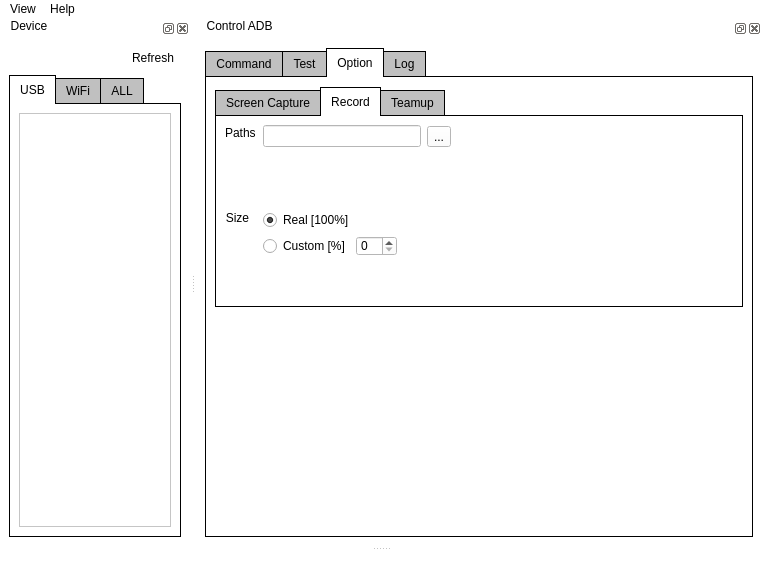
Old version of the form ui/NewUI_working2.ui in the repository jeongjeongguk/ADB_pyQT5.
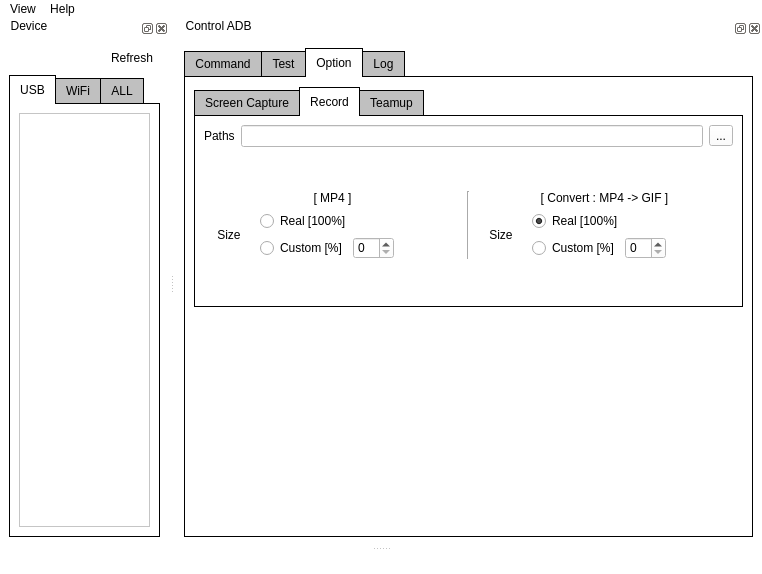
New version of the form. The open tabs and pages were chosen to show the change. Icons and pictures are not drawn.

What changed in the file:
```diff
--- a/ui/NewUI_working2.ui
+++ b/ui/NewUI_working2.ui
@@ -283,7 +283,7 @@
   <widget class="QDockWidget" name="control">
    <property name="minimumSize">
     <size>
-     <width>566</width>
+     <width>587</width>
      <height>513</height>
     </size>
    </property>
@@ -1318,15 +1318,19 @@
             <attribute name="title">
              <string>Record</string>
             </attribute>
-            <widget class="QWidget" name="layoutWidget">
-             <property name="geometry">
-              <rect>
-               <x>47</x>
-               <y>9</y>
-               <width>188</width>
-               <height>23</height>
-              </rect>
-             </property>
+            <layout class="QHBoxLayout" name="horizontalLayout_34">
+             <item>
+              <layout class="QVBoxLayout" name="verticalLayout_20">
+               <item>
+                <layout class="QHBoxLayout" name="horizontalLayout_18">
+                 <item>
+                  <widget class="QLabel" name="label_6">
+                   <property name="text">
+                    <string>Paths</string>
+                   </property>
+                  </widget>
+                 </item>
+                 <item>
              <layout class="QHBoxLayout" name="horizontalLayout_16">
               <item>
                <widget class="QLineEdit" name="lineEdit_2"/>
@@ -1339,15 +1343,45 @@
                </widget>
               </item>
              </layout>
-            </widget>
+                 </item>
+                </layout>
+               </item>
+               <item>
+                <spacer name="verticalSpacer_4">
+                 <property name="orientation">
+                  <enum>Qt::Vertical</enum>
+                 </property>
+                 <property name="sizeHint" stdset="0">
+                  <size>
+                   <width>519</width>
+                   <height>31</height>
+                  </size>
+                 </property>
+                </spacer>
+               </item>
+               <item>
+                <layout class="QHBoxLayout" name="horizontalLayout_22">
+                 <item>
+                  <layout class="QVBoxLayout" name="verticalLayout_15">
+                   <item>
+                    <widget class="QLabel" name="label_7">
+                     <property name="text">
+                      <string>[ MP4 ]</string>
+                     </property>
+                     <property name="alignment">
+                      <set>Qt::AlignCenter</set>
+                     </property>
+                    </widget>
+                   </item>
+                   <item>
+                    <layout class="QHBoxLayout" name="horizontalLayout_19">
+                     <item>
             <widget class="QLabel" name="label_5">
-             <property name="geometry">
-              <rect>
-               <x>9</x>
-               <y>94</y>
-               <width>25</width>
-               <height>16</height>
-              </rect>
+                       <property name="minimumSize">
+                        <size>
+                         <width>50</width>
+                         <height>0</height>
+                        </size>
              </property>
              <property name="text">
               <string>Size</string>
@@ -1356,28 +1390,8 @@
               <set>Qt::AlignCenter</set>
              </property>
             </widget>
-            <widget class="QLabel" name="label_6">
-             <property name="geometry">
-              <rect>
-               <x>9</x>
-               <y>9</y>
-               <width>32</width>
-               <height>16</height>
-              </rect>
-             </property>
-             <property name="text">
-              <string>Paths</string>
-             </property>
-            </widget>
-            <widget class="QWidget" name="layoutWidget_2">
-             <property name="geometry">
-              <rect>
-               <x>47</x>
-               <y>94</y>
-               <width>185</width>
-               <height>46</height>
-              </rect>
-             </property>
+                     </item>
+                     <item>
              <layout class="QVBoxLayout" name="verticalLayout_13">
               <item>
                <widget class="QRadioButton" name="radioButton_3">
@@ -1423,12 +1437,307 @@
                </layout>
               </item>
              </layout>
-            </widget>
+                     </item>
+                    </layout>
+                   </item>
+                  </layout>
+                 </item>
+                 <item>
+                  <widget class="Line" name="line_6">
+                   <property name="orientation">
+                    <enum>Qt::Vertical</enum>
+                   </property>
+                  </widget>
+                 </item>
+                 <item>
+                  <layout class="QVBoxLayout" name="verticalLayout_16">
+                   <item>
+                    <widget class="QLabel" name="label_9">
+                     <property name="text">
+                      <string>[ Convert : MP4 -&gt; GIF ]</string>
+                     </property>
+                     <property name="alignment">
+                      <set>Qt::AlignCenter</set>
+                     </property>
+                    </widget>
+                   </item>
+                   <item>
+                    <layout class="QHBoxLayout" name="horizontalLayout_20">
+                     <item>
+                      <widget class="QLabel" name="label_8">
+                       <property name="minimumSize">
+                        <size>
+                         <width>50</width>
+                         <height>0</height>
+                        </size>
+                       </property>
+                       <property name="text">
+                        <string>Size</string>
+                       </property>
+                       <property name="alignment">
+                        <set>Qt::AlignCenter</set>
+                       </property>
+                      </widget>
+                     </item>
+                     <item>
+                      <layout class="QVBoxLayout" name="verticalLayout_14">
+                       <item>
+                        <widget class="QRadioButton" name="radioButton_5">
+                         <property name="text">
+                          <string>Real [100%]</string>
+                         </property>
+                         <property name="checked">
+                          <bool>true</bool>
+                         </property>
+                         <property name="autoExclusive">
+                          <bool>true</bool>
+                         </property>
+                        </widget>
+                       </item>
+                       <item>
+                        <layout class="QHBoxLayout" name="horizontalLayout_21">
+                         <item>
+                          <widget class="QRadioButton" name="radioButton_6">
+                           <property name="text">
+                            <string>Custom [%]</string>
+                           </property>
+                           <property name="autoExclusive">
+                            <bool>true</bool>
+                           </property>
+                          </widget>
+                         </item>
+                         <item>
+                          <widget class="QSpinBox" name="spinBox_3"/>
+                         </item>
+                         <item>
+                          <spacer name="horizontalSpacer_4">
+                           <property name="orientation">
+                            <enum>Qt::Horizontal</enum>
+                           </property>
+                           <property name="sizeHint" stdset="0">
+                            <size>
+                             <width>40</width>
+                             <height>20</height>
+                            </size>
+                           </property>
+                          </spacer>
+                         </item>
+                        </layout>
+                       </item>
+                      </layout>
+                     </item>
+                    </layout>
+                   </item>
+                  </layout>
+                 </item>
+                </layout>
+               </item>
+               <item>
+                <spacer name="verticalSpacer_3">
+                 <property name="orientation">
+                  <enum>Qt::Vertical</enum>
+                 </property>
+                 <property name="sizeHint" stdset="0">
+                  <size>
+                   <width>519</width>
+                   <height>31</height>
+                  </size>
+                 </property>
+                </spacer>
+               </item>
+              </layout>
+             </item>
+            </layout>
            </widget>
            <widget class="QWidget" name="tab_3">
             <attribute name="title">
              <string>Teamup</string>
             </attribute>
+            <widget class="QWidget" name="layoutWidget_7">
+             <property name="geometry">
+              <rect>
+               <x>20</x>
+               <y>90</y>
+               <width>210</width>
+               <height>60</height>
+              </rect>
+             </property>
+             <layout class="QHBoxLayout" name="horizontalLayout_29">
+              <item>
+               <widget class="QPushButton" name="pushButton_2">
+                <property name="text">
+                 <string>Confirm</string>
+                </property>
+                <property name="icon">
+                 <iconset resource="teamup.qrc">
+                  <normaloff>:/icon/icons/if_Rounded-06_2024632.ico</normaloff>:/icon/icons/if_Rounded-06_2024632.ico</iconset>
+                </property>
+                <property name="iconSize">
+                 <size>
+                  <width>50</width>
+                  <height>50</height>
+                 </size>
+                </property>
+                <property name="flat">
+                 <bool>true</bool>
+                </property>
+               </widget>
+              </item>
+              <item>
+               <widget class="QPushButton" name="pushButton_3">
+                <property name="text">
+                 <string/>
+                </property>
+                <property name="icon">
+                 <iconset resource="teamup.qrc">
+                  <normaloff>:/icon/icons/Option.png</normaloff>:/icon/icons/Option.png</iconset>
+                </property>
+                <property name="iconSize">
+                 <size>
+                  <width>50</width>
+                  <height>50</height>
+                 </size>
+                </property>
+                <property name="flat">
+                 <bool>true</bool>
+                </property>
+               </widget>
+              </item>
+             </layout>
+            </widget>
+            <widget class="QWidget" name="layoutWidget">
+             <property name="geometry">
+              <rect>
+               <x>20</x>
+               <y>10</y>
+               <width>307</width>
+               <height>57</height>
+              </rect>
+             </property>
+             <layout class="QVBoxLayout" name="verticalLayout_18">
+              <item>
+               <layout class="QHBoxLayout" name="horizontalLayout_25">
+                <item>
+                 <layout class="QHBoxLayout" name="horizontalLayout_26">
+                  <item>
+                   <widget class="QLabel" name="label_11">
+                    <property name="maximumSize">
+                     <size>
+                      <width>18</width>
+                      <height>16777215</height>
+                     </size>
+                    </property>
+                    <property name="text">
+                     <string>ID  </string>
+                    </property>
+                   </widget>
+                  </item>
+                  <item>
+                   <widget class="QComboBox" name="comboBox_inputID">
+                    <property name="minimumSize">
+                     <size>
+                      <width>150</width>
+                      <height>20</height>
+                     </size>
+                    </property>
+                    <property name="editable">
+                     <bool>true</bool>
+                    </property>
+                    <property name="insertPolicy">
+                     <enum>QComboBox::InsertAfterCurrent</enum>
+                    </property>
+                   </widget>
+                  </item>
+                 </layout>
+                </item>
+                <item>
+                 <widget class="QRadioButton" name="radioButton_real">
+                  <property name="text">
+                   <string>R</string>
+                  </property>
+                 </widget>
+                </item>
+                <item>
+                 <widget class="QRadioButton" name="radioButton_test">
+                  <property name="text">
+                   <string>T</string>
+                  </property>
+                  <property name="checked">
+                   <bool>true</bool>
+                  </property>
+                 </widget>
+                </item>
+                <item>
+                 <spacer name="horizontalSpacer_5">
+                  <property name="orientation">
+                   <enum>Qt::Horizontal</enum>
+                  </property>
+                  <property name="sizeHint" stdset="0">
+                   <size>
+                    <width>40</width>
+                    <height>20</height>
+                   </size>
+                  </property>
+                 </spacer>
+                </item>
+               </layout>
+              </item>
+              <item>
+               <layout class="QHBoxLayout" name="horizontalLayout_27">
+                <item>
+                 <layout class="QHBoxLayout" name="horizontalLayout_28">
+                  <item>
+                   <widget class="QLabel" name="label_12">
+                    <property name="text">
+                     <string>PW</string>
+                    </property>
+                   </widget>
+                  </item>
+                  <item>
+                   <widget class="QLineEdit" name="lineEdit_inputPW">
+                    <property name="sizePolicy">
+                     <sizepolicy hsizetype="Preferred" vsizetype="Fixed">
+                      <horstretch>0</horstretch>
+                      <verstretch>0</verstretch>
+                     </sizepolicy>
+                    </property>
+                    <property name="minimumSize">
+                     <size>
+                      <width>150</width>
+                      <height>20</height>
+                     </size>
+                    </property>
+                    <property name="echoMode">
+                     <enum>QLineEdit::Password</enum>
+                    </property>
+                   </widget>
+                  </item>
+                 </layout>
+                </item>
+                <item>
+                 <widget class="QPushButton" name="pushButton_login">
+                  <property name="text">
+                   <string>로그인</string>
+                  </property>
+                 </widget>
+                </item>
+                <item>
+                 <spacer name="horizontalSpacer_6">
+                  <property name="orientation">
+                   <enum>Qt::Horizontal</enum>
+                  </property>
+                  <property name="sizeHint" stdset="0">
+                   <size>
+                    <width>40</width>
+                    <height>20</height>
+                   </size>
+                  </property>
+                 </spacer>
+                </item>
+               </layout>
+              </item>
+             </layout>
+            </widget>
            </widget>
           </widget>
          </item>
```
Left out of the diff: 131 changed lines with no effect on the pictures. Lines whose indentation alone changed are shown as unchanged.
